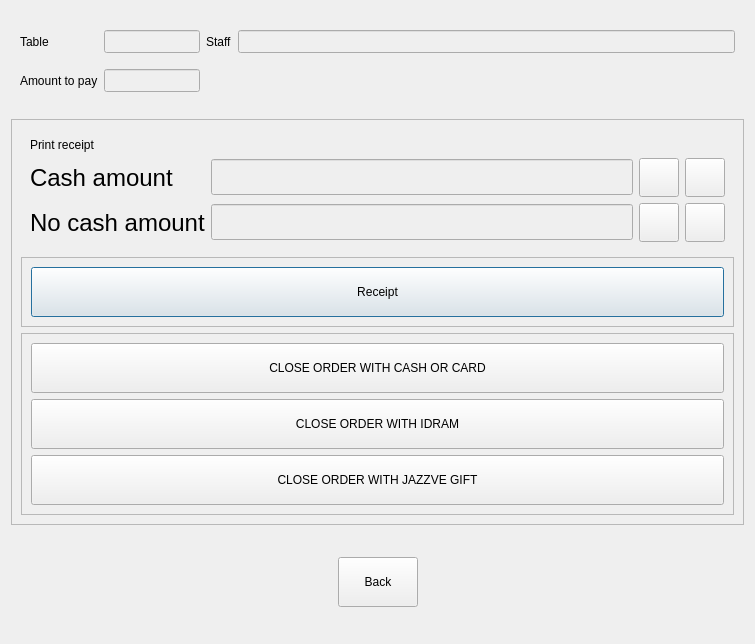
First picture: the form in dlgpayment.ui, repository End1-1/FastF, before the edit.
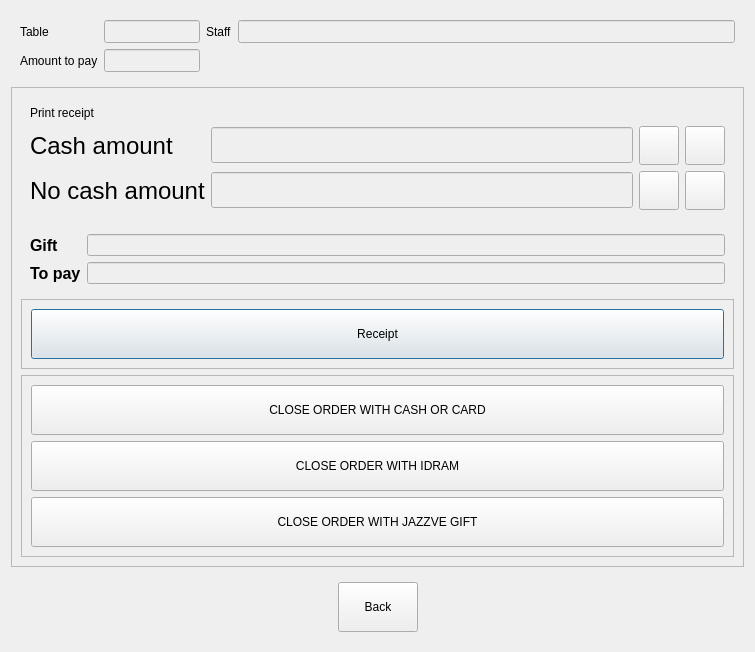
Second picture: the form after the edit. Icons and pictures are not drawn. Custom widgets are drawn as their Qt base class.

Commit message: Add gift card

The edit to the form file:
```diff
--- a/dlgpayment.ui
+++ b/dlgpayment.ui
@@ -246,6 +246,60 @@
         </layout>
        </widget>
       </item>
+      <item>
+       <widget class="QWidget" name="wGift" native="true">
+        <layout class="QGridLayout" name="gridLayout_4">
+         <item row="0" column="0">
+          <widget class="QLabel" name="label_7">
+           <property name="font">
+            <font>
+             <pointsize>12</pointsize>
+             <weight>75</weight>
+             <bold>true</bold>
+            </font>
+           </property>
+           <property name="text">
+            <string>Gift</string>
+           </property>
+          </widget>
+         </item>
+         <item row="1" column="0">
+          <widget class="QLabel" name="label_8">
+           <property name="font">
+            <font>
+             <pointsize>12</pointsize>
+             <weight>75</weight>
+             <bold>true</bold>
+            </font>
+           </property>
+           <property name="text">
+            <string>To pay</string>
+           </property>
+          </widget>
+         </item>
+         <item row="0" column="1">
+          <widget class="ELineEdit" name="leGift">
+           <property name="enabled">
+            <bool>false</bool>
+           </property>
+           <property name="readOnly">
+            <bool>true</bool>
+           </property>
+          </widget>
+         </item>
+         <item row="1" column="1">
+          <widget class="ELineEdit" name="leToPay">
+           <property name="enabled">
+            <bool>false</bool>
+           </property>
+           <property name="readOnly">
+            <bool>true</bool>
+           </property>
+          </widget>
+         </item>
+        </layout>
+       </widget>
+      </item>
       <item>
        <widget class="QFrame" name="frame_3">
         <property name="minimumSize">
```
The commit also changes 16 other files.
